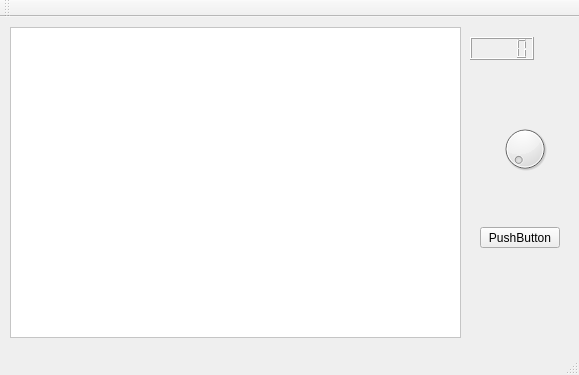
This is PACMAN/mainwindow.ui in yesikamilena/PACMAN as Qt 5 draws it before an edit. The edited form follows.
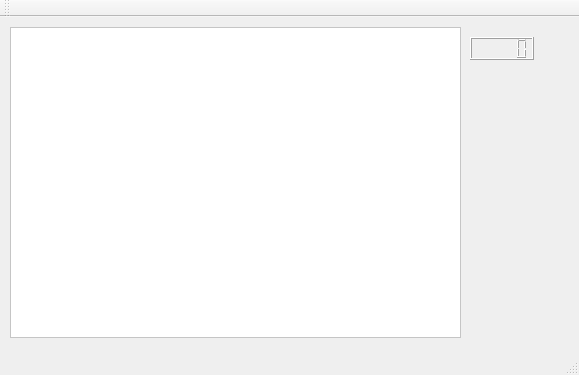
This is the edited form.

```diff
--- a/PACMAN/mainwindow.ui
+++ b/PACMAN/mainwindow.ui
@@ -14,29 +14,6 @@
    <string>MainWindow</string>
   </property>
   <widget class="QWidget" name="centralWidget">
-   <widget class="QPushButton" name="pushButton">
-    <property name="geometry">
-     <rect>
-      <x>480</x>
-      <y>210</y>
-      <width>80</width>
-      <height>21</height>
-     </rect>
-    </property>
-    <property name="text">
-     <string>PushButton</string>
-    </property>
-   </widget>
-   <widget class="QDial" name="dial">
-    <property name="geometry">
-     <rect>
-      <x>500</x>
-      <y>100</y>
-      <width>50</width>
-      <height>64</height>
-     </rect>
-    </property>
-   </widget>
    <widget class="QLCDNumber" name="lcdNumber">
     <property name="geometry">
      <rect>
```
Left out of the diff: 2 changed lines with no effect on the pictures.
